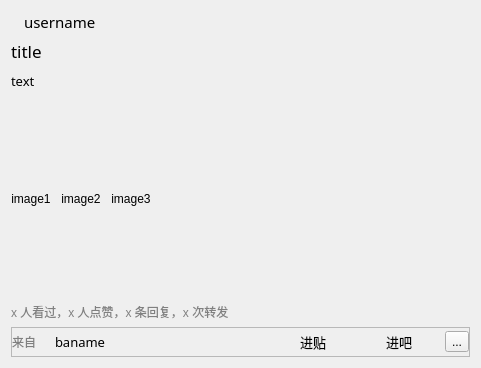
First picture: the form in src/resf/tie_preview.ui, repository clb-128258/TiebaDesktop, before the edit.
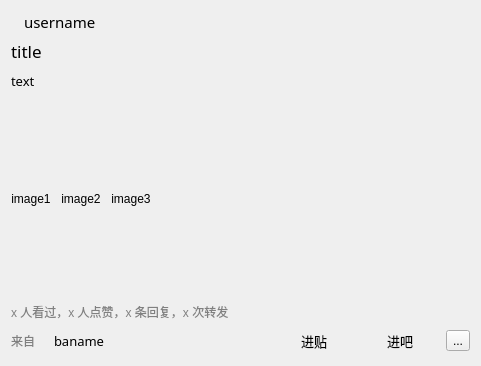
Second picture: the form after the edit.

Commit message: chore: 去除 thread preview widget 多余线条

```diff
--- a/src/resf/tie_preview.ui
+++ b/src/resf/tie_preview.ui
@@ -229,7 +229,7 @@
    <item row="3" column="0">
     <widget class="QFrame" name="frame">
      <property name="frameShape">
-      <enum>QFrame::StyledPanel</enum>
+      <enum>QFrame::NoFrame</enum>
      </property>
      <property name="frameShadow">
       <enum>QFrame::Raised</enum>
```
The commit also changes 1 other file.
